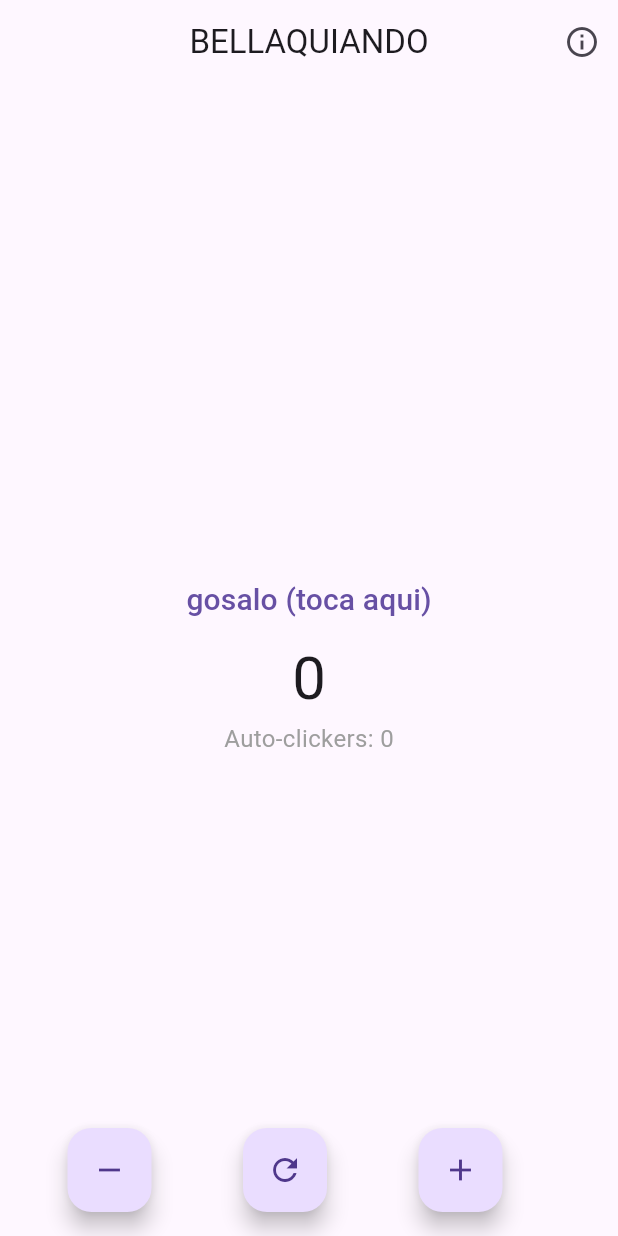
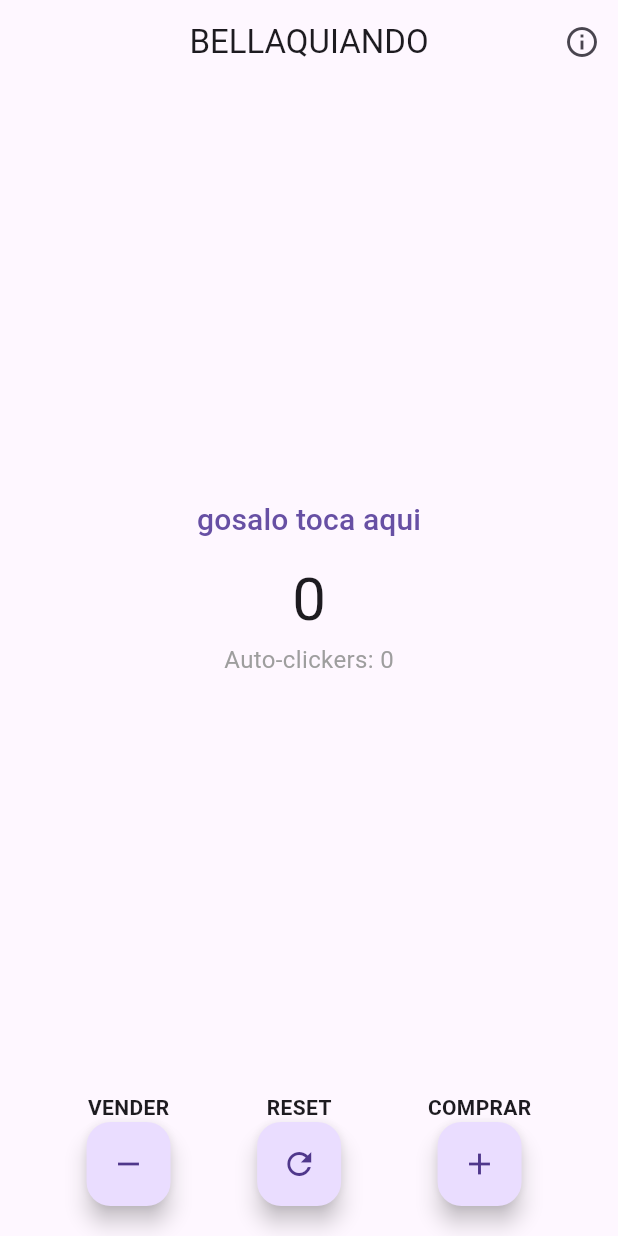
Before and after one commit to roancitobebe/flutter_contador_nellaco, a Flutter app: the screen it shows after launch, on a phone screen of 412 x 824 dp. Run offline on Flutter 3.47's test engine with Material 3 defaults, Android fonts, the phone set to English and light mode, and no system bars.

Commit message:
logica casi casi terminada de home screesn

```diff
--- a/lib/screens/home_screen.dart
+++ b/lib/screens/home_screen.dart
@@ -9,13 +9,14 @@ class HomeScreen extends StatefulWidget {
 }
 
 class _HomeScreenState extends State<HomeScreen> {
-  @override
 
   int valor = 0 ;
   int autoClickers = 0;
   Timer? relojito;
+  int reinicio = 0 ;
+  int clicsTotales = 0 ;
 
-  @override
+
   void initState() {
     super.initState();
     relojito = Timer.periodic(const Duration(seconds: 1), (timer) {
@@ -25,7 +26,7 @@ class _HomeScreenState extends State<HomeScreen> {
     });
   }
 
-  @override
+
   void dispose() {
     relojito?.cancel();
     super.dispose();
@@ -41,7 +42,7 @@ class _HomeScreenState extends State<HomeScreen> {
     IconButton(
             icon: const Icon(Icons.info_outline), // El iconito de información
             onPressed: () {
-              Navigator.pushNamed(context, '/info');})
+              Navigator.pushNamed(context, '/info' ,arguments: clicsTotales);})
   ],
 ),
 body: Center(
@@ -51,8 +52,10 @@ body: Center(
     TextButton(
       onPressed: () {
         setState(() {
-        valor++;});},
-    child: const Text("gosalo (toca aqui)", style: TextStyle(fontSize: 20)),
+        valor++;
+        clicsTotales++ ;
+        });},
+    child: const Text("gosalo toca aqui", style: TextStyle(fontSize: 20)),
     ),
     Text('$valor', style: const TextStyle(fontSize: 40)),
     Text('Auto-clickers: $autoClickers', style: const TextStyle(fontSize: 16, color: Colors.grey)),
@@ -60,10 +63,17 @@ body: Center(
  ),
 ),
 
-floatingActionButton: Row(
-  mainAxisAlignment: MainAxisAlignment.spaceEvenly ,
+bottomNavigationBar: SafeArea(
+child: Padding(
+padding: const EdgeInsets.only(bottom: 20.0, top: 10.0),
+child: Row(
+  mainAxisAlignment: MainAxisAlignment.spaceEvenly,
 
   children : [
+    Column(
+      mainAxisSize: MainAxisSize.min,
+      children: [
+        const Text("VENDER" , style: TextStyle(fontWeight: FontWeight.bold ),),
           // boton restar
         FloatingActionButton(
           heroTag: 'btnMenos',
@@ -76,19 +86,32 @@ floatingActionButton: Row(
       },
       child: const Icon(Icons.remove),
     ),
+      ], ),
 
     // boton reset
+    Column(
+    mainAxisSize: MainAxisSize.min,
+    children: [
+    const Text("RESET" , style: TextStyle(fontWeight: FontWeight.bold ),),
     FloatingActionButton(
       heroTag: 'btnReset',
       onPressed: () {
+        if (valor >= 100)
           setState(() {
           valor = 0 ;
           autoClickers = 0;
-      });},
+      });
+      } ,
       child: const Icon(Icons.refresh),
+    ),
+    ],
     ),
 
     // boton sumat
+    Column(
+    mainAxisSize: MainAxisSize.min,
+    children: [
+    const Text("COMPRAR" , style: TextStyle(fontWeight: FontWeight.bold ),),
     FloatingActionButton(
       heroTag: 'btnMas' ,
       onPressed: () {
@@ -96,12 +119,18 @@ floatingActionButton: Row(
         setState(() {
         valor -= 10 ;
         autoClickers++ ;
+
         {}
-      });},
+      });
+      },
       child: const Icon(Icons.add),
     ),
-]
+  ],
+  ) ,
+],
 ),
-) ;
+),
+ ),
+);
 }
 }
```
Also changed, not shown: 1 other file. Lines whose indentation alone changed are shown as unchanged.
